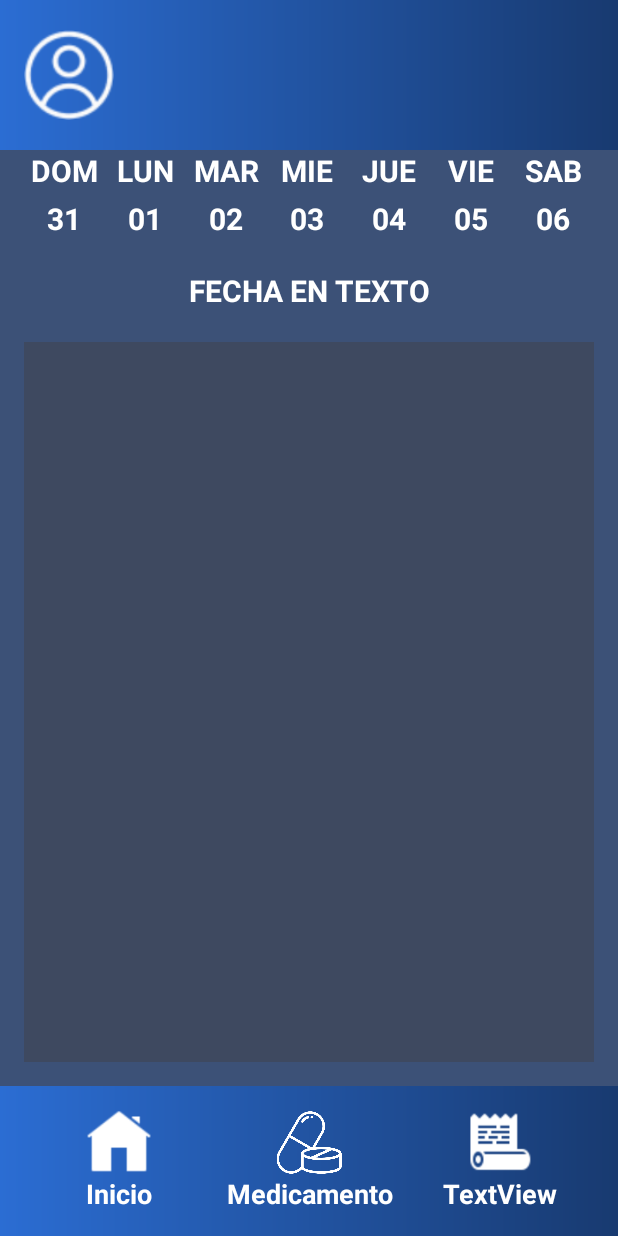
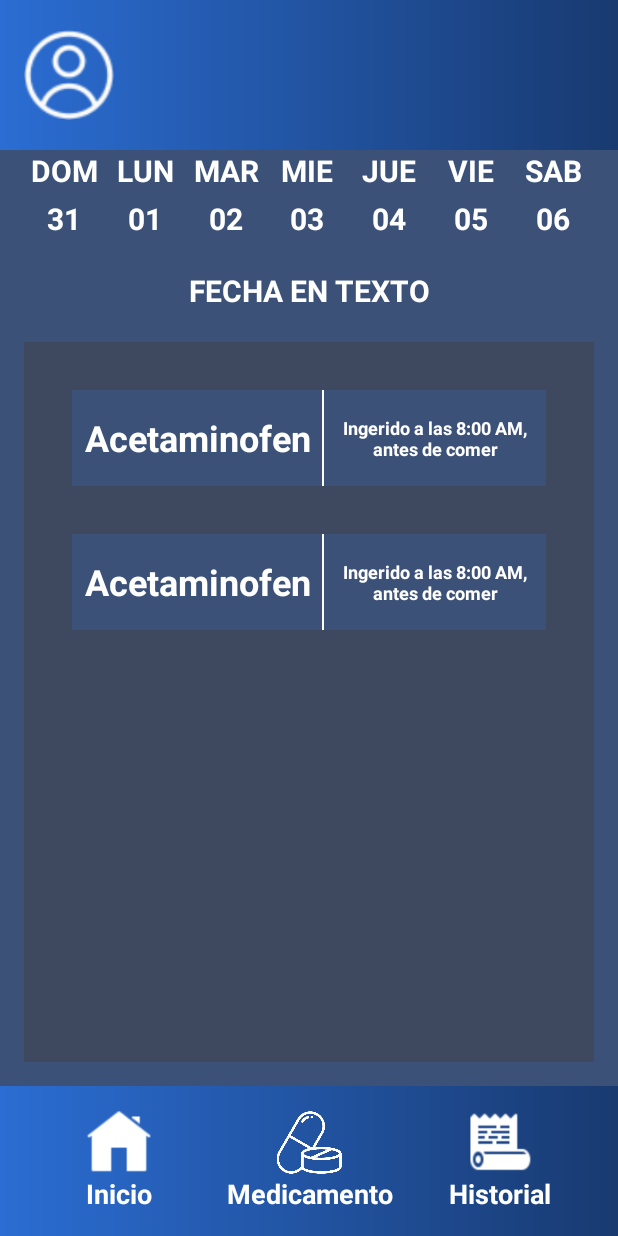
Before and after one commit to Alexis-Prz21/MediReminder, an Android app: the layout activity_p11.xml on its own in the app's theme, with its tools: preview values and no code run, on a phone screen of 412 x 824 dp. Run offline under Robolectric (Android 15) with nearby library versions, the phone set to English and light mode, and no system bars.

Commit message:
FIX - se terminó p11 y se arreglaron errores menores

```diff
--- a/app/src/main/res/layout/activity_historial_medicacion.xml
+++ b/app/src/main/res/layout/activity_historial_medicacion.xml
@@ -35,13 +35,14 @@
             android:layout_alignParentEnd="true"
             android:layout_alignParentBottom="true"
             android:elevation="8dp"
-            app:layout_contraintBottom_toBottomOf="parent"
-            app:layout_contraintLeft_toLeftOf="parent"
-            app:layout_contraintRight_toRightOf="parent"
-            app:menu="@menu/menu"
+            app:layout_constraintBottom_toBottomOf="parent"
+            app:layout_constraintLeft_toLeftOf="parent"
+            app:layout_constraintRight_toRightOf="parent"
             android:layout_alignParentLeft="true"
             android:layout_alignParentRight="true"
             app:labelVisibilityMode="selected" />
+        <!--            app:menu="@menu/menu"-->
+<!--        Lo de arriba estaba arriba de android:layout_alignParentLeft="true"-->
 
     </RelativeLayout>
 </LinearLayout>
--- a/app/src/main/res/layout/activity_hora_dosis.xml
+++ b/app/src/main/res/layout/activity_hora_dosis.xml
@@ -42,8 +42,9 @@
             app:layout_constraintStart_toStartOf="parent"
             app:layout_constraintTop_toTopOf="parent"
             app:layout_constraintVertical_bias="0.173"
-            app:srcCompat="@mipmap/BtnBack"
             tools:targetApi="s" />
+<!--        app:srcCompat="@mipmap/BtnBack"-->
+<!--        lo de arriba estaba arriba de tools target api pero daba error al compilar-->
 
         <ImageView
             android:id="@+id/imageView2"
--- a/app/src/main/res/layout/activity_p11.xml
+++ b/app/src/main/res/layout/activity_p11.xml
@@ -23,7 +23,7 @@
             app:layout_constraintBottom_toBottomOf="parent"
             app:layout_constraintStart_toStartOf="parent"
             app:layout_constraintTop_toTopOf="parent"
-            app:srcCompat="@drawable/Perfilperfil" />
+            app:srcCompat="@drawable/perfil" />
     </androidx.constraintlayout.widget.ConstraintLayout>
 
     <androidx.constraintlayout.widget.ConstraintLayout
@@ -35,29 +35,6 @@
         app:layout_constraintEnd_toEndOf="parent"
         app:layout_constraintStart_toStartOf="parent"
         app:layout_constraintTop_toBottomOf="@+id/constraintLayout">
-
-        <LinearLayout
-            android:id="@+id/linearLayout"
-            android:layout_width="0dp"
-            android:layout_height="0dp"
-            android:layout_marginStart="16dp"
-            android:layout_marginTop="128dp"
-            android:layout_marginEnd="16dp"
-            android:layout_marginBottom="16dp"
-            android:background="#66413D3D"
-            android:orientation="vertical"
-            android:radius="10dp"
-            app:layout_constraintBottom_toBottomOf="parent"
-            app:layout_constraintEnd_toEndOf="parent"
-            app:layout_constraintStart_toStartOf="parent"
-            app:layout_constraintTop_toTopOf="parent" >
-
-            <androidx.constraintlayout.widget.ConstraintLayout
-                android:layout_width="match_parent"
-                android:layout_height="match_parent">
-
-            </androidx.constraintlayout.widget.ConstraintLayout>
-        </LinearLayout>
 
         <LinearLayout
             android:id="@+id/linearLayout2"
@@ -287,10 +264,153 @@
             android:textColor="@color/white"
             android:textSize="20sp"
             android:textStyle="bold"
-            app:layout_constraintBottom_toTopOf="@+id/linearLayout"
+            app:layout_constraintBottom_toTopOf="@+id/scrollView2"
             app:layout_constraintEnd_toEndOf="parent"
             app:layout_constraintStart_toStartOf="parent"
             app:layout_constraintTop_toBottomOf="@+id/linearLayout2" />
+
+        <ScrollView
+            android:id="@+id/scrollView2"
+            android:layout_width="0dp"
+            android:layout_height="0dp"
+            android:layout_marginStart="16dp"
+            android:layout_marginTop="128dp"
+            android:layout_marginEnd="16dp"
+            android:layout_marginBottom="16dp"
+            android:background="#66413D3D"
+            app:layout_constraintBottom_toBottomOf="parent"
+            app:layout_constraintEnd_toEndOf="parent"
+            app:layout_constraintStart_toStartOf="parent"
+            app:layout_constraintTop_toTopOf="parent">
+
+            <LinearLayout
+                android:layout_width="match_parent"
+                android:layout_height="wrap_content"
+                android:orientation="vertical">
+
+                <androidx.constraintlayout.widget.ConstraintLayout
+                    android:layout_width="match_parent"
+                    android:layout_height="32sp">
+
+                </androidx.constraintlayout.widget.ConstraintLayout>
+
+                <LinearLayout
+                    android:layout_width="match_parent"
+                    android:layout_height="64sp"
+                    android:orientation="horizontal">
+
+                    <androidx.constraintlayout.widget.ConstraintLayout
+                        android:layout_width="32sp"
+                        android:layout_height="match_parent">
+
+                    </androidx.constraintlayout.widget.ConstraintLayout>
+
+                    <TextView
+                        android:id="@+id/textView26"
+                        android:layout_width="wrap_content"
+                        android:layout_height="match_parent"
+                        android:layout_weight="0"
+                        android:background="#3c5177"
+                        android:gravity="center"
+                        android:paddingStart="8sp"
+                        android:paddingEnd="8sp"
+                        android:text="Acetaminofen"
+                        android:textAlignment="center"
+                        android:textColor="@color/white"
+                        android:textSize="24sp"
+                        android:textStyle="bold" />
+
+                    <androidx.constraintlayout.widget.ConstraintLayout
+                        android:layout_width="1.5sp"
+                        android:layout_height="match_parent"
+                        android:background="#FFF">
+
+                    </androidx.constraintlayout.widget.ConstraintLayout>
+
+                    <TextView
+                        android:id="@+id/textView27"
+                        android:layout_width="wrap_content"
+                        android:layout_height="match_parent"
+                        android:layout_weight="1"
+                        android:background="#3c5177"
+                        android:gravity="center"
+                        android:paddingStart="8sp"
+                        android:paddingEnd="8sp"
+                        android:text="Ingerido a las 8:00 AM, antes de comer"
+                        android:textAlignment="center"
+                        android:textColor="@color/white"
+                        android:textSize="12sp"
+                        android:textStyle="bold" />
+
+                    <androidx.constraintlayout.widget.ConstraintLayout
+                        android:layout_width="32sp"
+                        android:layout_height="match_parent">
+
+                    </androidx.constraintlayout.widget.ConstraintLayout>
+                </LinearLayout>
+
+                <androidx.constraintlayout.widget.ConstraintLayout
+                    android:layout_width="match_parent"
+                    android:layout_height="32sp">
+
+                </androidx.constraintlayout.widget.ConstraintLayout>
+
+                <LinearLayout
+                    android:layout_width="match_parent"
+                    android:layout_height="64sp"
+                    android:orientation="horizontal">
+
+                    <androidx.constraintlayout.widget.ConstraintLayout
+                        android:layout_width="32sp"
+                        android:layout_height="match_parent">
+
+                    </androidx.constraintlayout.widget.ConstraintLayout>
+
+                    <TextView
+                        android:id="@+id/textView28"
+                        android:layout_width="wrap_content"
+                        android:layout_height="match_parent"
+                        android:layout_weight="0"
+                        android:background="#3c5177"
+                        android:gravity="center"
+                        android:paddingStart="8sp"
+                        android:paddingEnd="8sp"
+                        android:text="Acetaminofen"
+                        android:textAlignment="center"
+                        android:textColor="@color/white"
+                        android:textSize="24sp"
+                        android:textStyle="bold" />
+
+                    <androidx.constraintlayout.widget.ConstraintLayout
+                        android:layout_width="1.5sp"
+                        android:layout_height="match_parent"
+                        android:background="#FFF">
+
+                    </androidx.constraintlayout.widget.ConstraintLayout>
+
+                    <TextView
+                        android:id="@+id/textView29"
+                        android:layout_width="wrap_content"
+                        android:layout_height="match_parent"
+                        android:layout_weight="1"
+                        android:background="#3c5177"
+                        android:gravity="center"
+                        android:paddingStart="8sp"
+                        android:paddingEnd="8sp"
+                        android:text="Ingerido a las 8:00 AM, antes de comer"
+                        android:textAlignment="center"
+                        android:textColor="@color/white"
+                        android:textSize="12sp"
+                        android:textStyle="bold" />
+
+                    <androidx.constraintlayout.widget.ConstraintLayout
+                        android:layout_width="32sp"
+                        android:layout_height="match_parent">
+
+                    </androidx.constraintlayout.widget.ConstraintLayout>
+                </LinearLayout>
+            </LinearLayout>
+        </ScrollView>
     </androidx.constraintlayout.widget.ConstraintLayout>
 
     <androidx.constraintlayout.widget.ConstraintLayout
@@ -385,7 +505,7 @@
                     android:layout_width="match_parent"
                     android:layout_height="wrap_content"
                     android:layout_weight="0"
-                    android:text="TextView"
+                    android:text="Historial"
                     android:textAlignment="center"
                     android:textColor="@color/white"
                     android:textSize="18sp"
```
Also changed, not shown: app/src/main/res/drawable/perfil.png (renamed from app/src/main/res/drawable/Perfilperfil.png).
